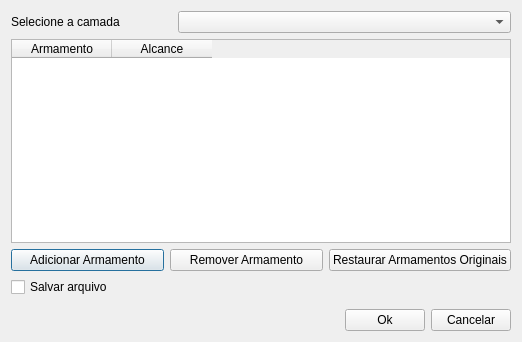
Before: the Qt Designer form FiringRangeTools/firingRangeDialog.ui in phborba/dsgtoolsop, drawn with Qt 5.
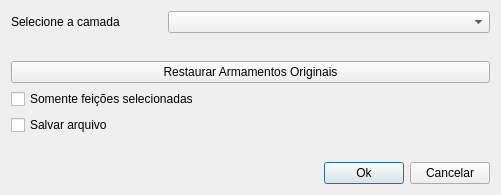
After: the same form once the commit is applied. Custom widgets are drawn as their Qt base class.

The edit to the form file:
```diff
--- a/FiringRangeTools/firingRangeDialog.ui
+++ b/FiringRangeTools/firingRangeDialog.ui
@@ -6,14 +6,21 @@
    <rect>
     <x>0</x>
     <y>0</y>
-    <width>522</width>
-    <height>342</height>
+    <width>501</width>
+    <height>195</height>
    </rect>
   </property>
   <property name="windowTitle">
    <string>Ferramenta de Alcance de Tiro</string>
   </property>
   <layout class="QGridLayout" name="gridLayout">
+   <item row="5" column="0" colspan="3">
+    <widget class="SelectFileWidget" name="saveFileWidget" native="true">
+     <property name="enabled">
+      <bool>false</bool>
+     </property>
+    </widget>
+   </item>
    <item row="0" column="0">
     <widget class="QLabel" name="label">
      <property name="text">
@@ -21,6 +28,27 @@
      </property>
     </widget>
    </item>
+   <item row="1" column="0" colspan="3">
+    <widget class="CustomTableWidget" name="customTableWidget" native="true"/>
+   </item>
+   <item row="6" column="2">
+    <layout class="QHBoxLayout" name="horizontalLayout">
+     <item>
+      <widget class="QPushButton" name="okPushButton">
+       <property name="text">
+        <string>Ok</string>
+       </property>
+      </widget>
+     </item>
+     <item>
+      <widget class="QPushButton" name="cancelPushButton">
+       <property name="text">
+        <string>Cancelar</string>
+       </property>
+      </widget>
+     </item>
+    </layout>
+   </item>
    <item row="0" column="1" colspan="2">
     <widget class="QgsMapLayerComboBox" name="mMapLayerComboBox">
      <property name="filters">
@@ -30,20 +58,6 @@
    </item>
    <item row="2" column="0" colspan="3">
     <layout class="QHBoxLayout" name="horizontalLayout_2">
-     <item>
-      <widget class="QPushButton" name="addPushButton">
-       <property name="text">
-        <string>Adicionar Armamento</string>
-       </property>
-      </widget>
-     </item>
-     <item>
-      <widget class="QPushButton" name="removePushButton">
-       <property name="text">
-        <string>Remover Armamento</string>
-       </property>
-      </widget>
-     </item>
      <item>
       <widget class="QPushButton" name="restorePushButton">
        <property name="text">
@@ -53,55 +67,20 @@
      </item>
     </layout>
    </item>
-   <item row="3" column="0">
+   <item row="4" column="0" colspan="3">
     <widget class="QCheckBox" name="saveCheckBox">
      <property name="text">
       <string>Salvar arquivo</string>
      </property>
     </widget>
    </item>
-   <item row="4" column="0" colspan="3">
-    <widget class="SelectFileWidget" name="saveFileWidget" native="true">
-     <property name="enabled">
-      <bool>false</bool>
+   <item row="3" column="0" colspan="3">
+    <widget class="QCheckBox" name="onlySelectedCheckBox">
+     <property name="text">
+      <string>Somente feições selecionadas</string>
      </property>
     </widget>
    </item>
-   <item row="5" column="2">
-    <layout class="QHBoxLayout" name="horizontalLayout">
-     <item>
-      <widget class="QPushButton" name="pushButton_3">
-       <property name="text">
-        <string>Ok</string>
-       </property>
-      </widget>
-     </item>
-     <item>
-      <widget class="QPushButton" name="pushButton_4">
-       <property name="text">
-        <string>Cancelar</string>
-       </property>
-      </widget>
-     </item>
-    </layout>
-   </item>
-   <item row="1" column="0" colspan="3">
-    <widget class="QTableWidget" name="tableWidget">
-     <attribute name="verticalHeaderStretchLastSection">
-      <bool>true</bool>
-     </attribute>
-     <column>
-      <property name="text">
-       <string>Armamento</string>
-      </property>
-     </column>
-     <column>
-      <property name="text">
-       <string>Alcance</string>
-      </property>
-     </column>
-    </widget>
-   </item>
   </layout>
  </widget>
  <customwidgets>
@@ -116,6 +95,12 @@
    <header>DsgTools.CustomWidgets.selectFileWidget.h</header>
    <container>1</container>
   </customwidget>
+  <customwidget>
+   <class>CustomTableWidget</class>
+   <extends>QWidget</extends>
+   <header>DsgTools.CustomWidgets.customTableWidget.h</header>
+   <container>1</container>
+  </customwidget>
  </customwidgets>
  <resources/>
  <connections/>
```
Left out of the diff: 2 changed lines with no effect on the pictures.
